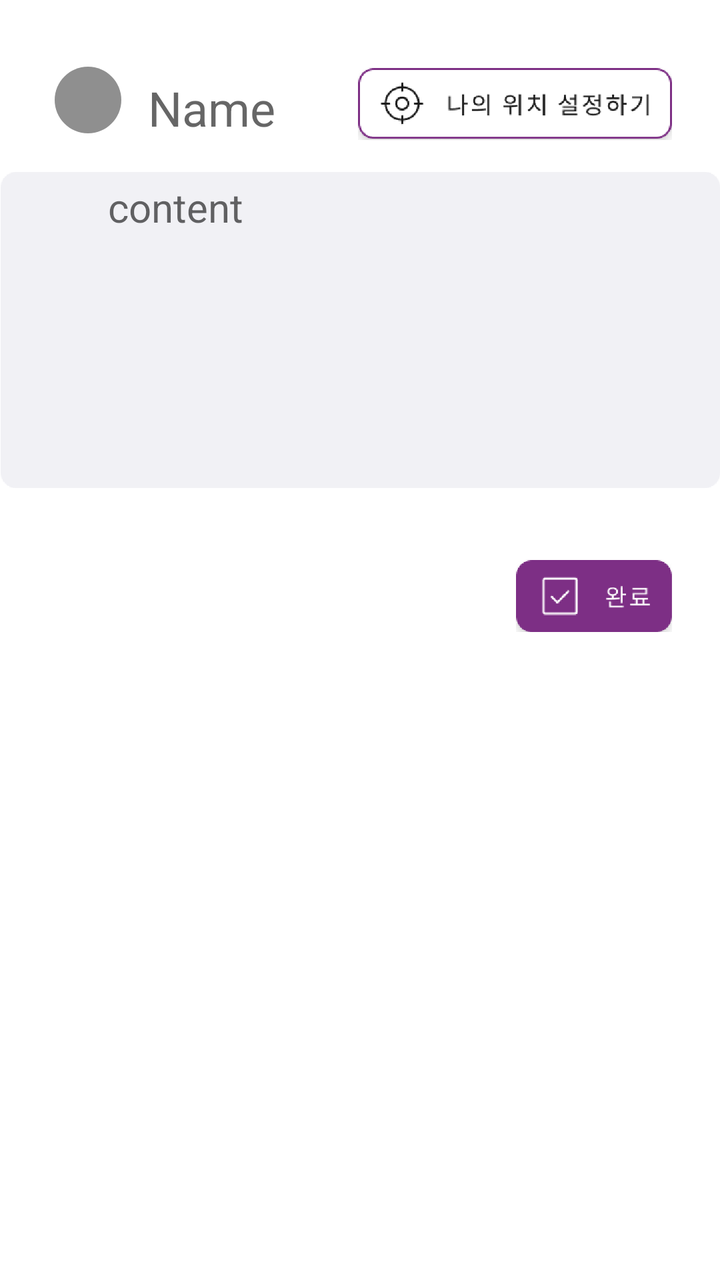
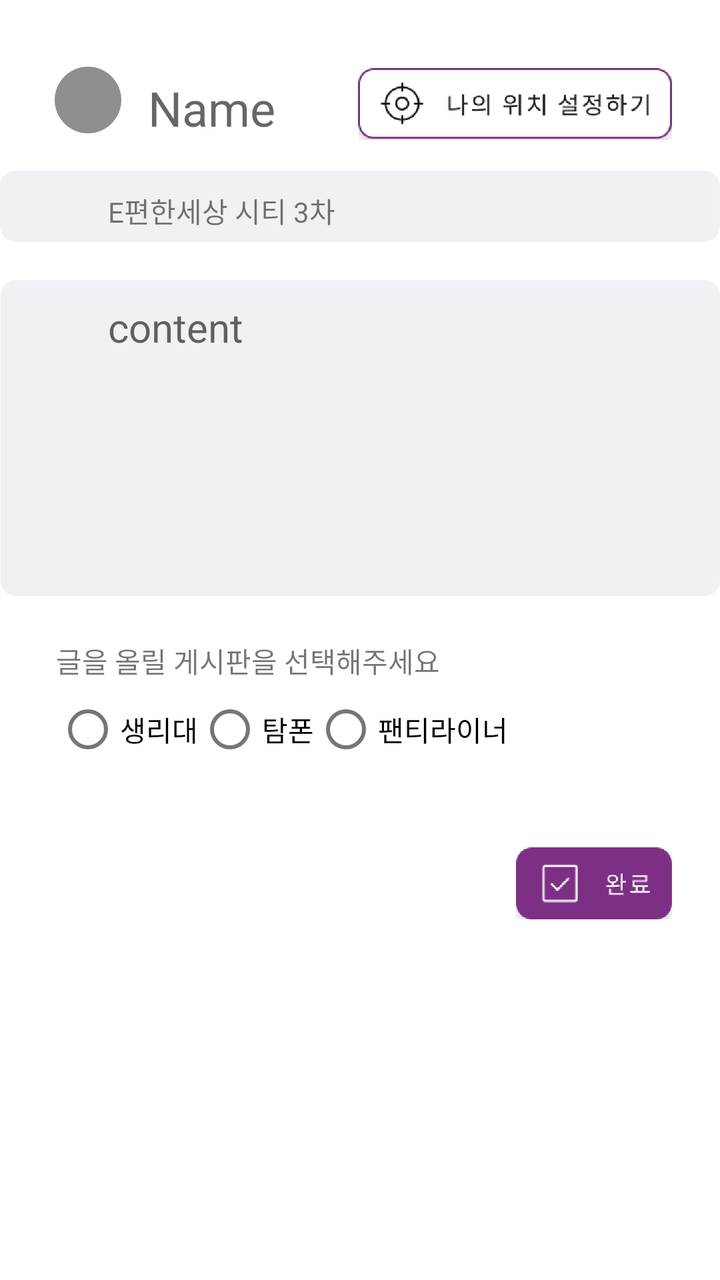

Before-and-after screenshots of an Android layout around one commit, followed by the original layout XML and the change that was made.
<!-- AndroidManifest.xml: application theme Theme.ShareDay -->
<!-- res/layout/helpme_write_activity.xml -->
<?xml version="1.0" encoding="utf-8"?>
<RelativeLayout xmlns:android="http://schemas.android.com/apk/res/android"
    xmlns:app="http://schemas.android.com/apk/res-auto"
    xmlns:tools="http://schemas.android.com/tools"
    android:orientation="vertical"
    android:layout_width="match_parent"
    android:layout_height="match_parent"
    tools:context=".board.WriteActivity">



    <ImageView
        android:id="@+id/item_profile"
        android:layout_width="40dp"
        android:layout_height="40dp"
        android:layout_marginTop="30dp"
        android:layout_marginLeft="24dp"
        android:src="@drawable/ic_person4" />
    <EditText
        android:id="@+id/write_name_text"
        android:layout_toEndOf="@id/item_profile"
        android:layout_alignBottom="@+id/item_profile"
        android:layout_width="match_parent"
        android:layout_height="wrap_content"
        android:layout_marginLeft="10dp"
        android:hint="Name"
        android:textSize="24dp"
        android:textColor="@color/black"
        android:background="@null"
        tools:ignore="HardcodedText"
        />

    <ImageButton
        android:layout_width="157dp"
        android:layout_height="36dp"
        android:background="@drawable/my_position"
        android:layout_alignBottom="@+id/item_profile"
        android:layout_marginRight="24dp"
        android:layout_alignParentRight="true"
        />


        />
    <ImageView
        android:id="@+id/write_contents_image"
        android:layout_width="wrap_content"
        android:layout_height="160dp"
        android:layout_marginTop="15dp"
        android:layout_below="@+id/item_profile"
        android:src="@drawable/content_image"/>


    <EditText
        android:id="@+id/write_contents_text"
        android:layout_below="@+id/item_profile"
        android:layout_marginTop="20dp"
        android:layout_marginLeft="54dp"
        android:layout_marginRight="54dp"
        android:layout_width="match_parent"
        android:layout_height="wrap_content"
        android:hint="content"
        android:textSize="20sp"
        android:textColor="@color/black"
        tools:ignore="HardcodedText"
        android:background="@null"
        />


    <ImageButton
        android:id="@+id/write_upload_button"
        android:layout_width="78dp"
        android:layout_height="36dp"
        android:layout_below="@+id/write_contents_image"
        android:layout_alignParentRight="true"
        android:layout_marginTop="35dp"
        android:layout_marginRight="24dp"
        android:background="@drawable/compelete_button"

        />


</RelativeLayout>
<!-- resources referenced by this layout -->
<resources>
  <color name="black">#FF000000</color>
  <!-- drawable compelete_button: png bitmap (drawable, 4580 bytes) -->
  <!-- drawable content_image: png bitmap (drawable, 19559 bytes) -->
  <!-- drawable ic_person4 (drawable) -->
  <vector android:height="40dp" android:tint="#8F8F8F"
      android:viewportHeight="24" android:viewportWidth="24"
      android:width="40dp" xmlns:android="http://schemas.android.com/apk/res/android">
      <path android:fillColor="@android:color/white" android:pathData="M12,2C6.48,2 2,6.48 2,12s4.48,10 10,10 10,-4.48 10,-10S17.52,2 12,2z"/>
  </vector>
  <!-- drawable my_position: png bitmap (drawable, 9919 bytes) -->
  <style name="Theme.ShareDay" parent="Theme.MaterialComponents.DayNight.DarkActionBar">
          
          <item name="colorPrimary">@color/purple_500</item>
          <item name="colorPrimaryVariant">@color/purple_700</item>
          <item name="colorOnPrimary">@color/white</item>
          
          <item name="colorSecondary">@color/teal_200</item>
          <item name="colorSecondaryVariant">@color/teal_700</item>
          <item name="colorOnSecondary">@color/black</item>
          
          <item name="android:statusBarColor" tools:targetApi="l">?attr/colorPrimaryVariant</item>
          
          <item name="windowNoTitle">true</item>
      </style>
  <color name="purple_500">#FF6200EE</color>
  <color name="purple_700">#FF3700B3</color>
  <color name="white">#FFFFFFFF</color>
  <color name="teal_200">#7D2F85</color>
  <color name="teal_700">#FF018786</color>
</resources>

<!-- the commit's change to res/layout/helpme_write_activity.xml (unified diff, before → after) -->
@@ -40,20 +40,36 @@
         />
 
 
-        />
+    <ImageView
+        android:id="@+id/write_mylocation_image"
+        android:layout_width="match_parent"
+        android:layout_height="36dp"
+        android:layout_below="@+id/item_profile"
+        android:layout_marginTop="15dp"
+        android:src="@drawable/mylocation_image" />
+
+    <TextView
+        android:id="@+id/item_mylocation_text"
+        android:layout_width="wrap_content"
+        android:layout_height="wrap_content"
+        android:layout_marginTop="95dp"
+        android:layout_marginLeft="54dp"
+        android:text="E편한세상 시티 3차" />
+
+
     <ImageView
         android:id="@+id/write_contents_image"
         android:layout_width="wrap_content"
         android:layout_height="160dp"
-        android:layout_marginTop="15dp"
-        android:layout_below="@+id/item_profile"
-        android:src="@drawable/content_image"/>
+        android:layout_below="@+id/write_mylocation_image"
+        android:layout_marginTop="18dp"
+        android:src="@drawable/content_image" />
 
 
     <EditText
         android:id="@+id/write_contents_text"
         android:layout_below="@+id/item_profile"
-        android:layout_marginTop="20dp"
+        android:layout_marginTop="80dp"
         android:layout_marginLeft="54dp"
         android:layout_marginRight="54dp"
         android:layout_width="match_parent"
@@ -65,12 +81,49 @@
         android:background="@null"
         />
 
+    <TextView
+        android:id="@+id/item_text"
+        android:layout_width="wrap_content"
+        android:layout_height="wrap_content"
+        android:layout_marginLeft="28dp"
+        android:layout_marginTop="320dp"
+        android:text="글을 올릴 게시판을 선택해주세요" />
+
+    <RadioGroup
+        android:id="@+id/item_radiogroup"
+        android:orientation="horizontal"
+        android:layout_below="@+id/item_text"
+        android:layout_marginLeft="28dp"
+        android:layout_width="wrap_content"
+        android:layout_height="wrap_content">
+
+        <RadioButton
+            android:id="@+id/item_pad"
+            android:layout_width="wrap_content"
+            android:layout_height="wrap_content"
+            android:text="생리대"/>
+        <RadioButton
+            android:id="@+id/item_tampon"
+            android:layout_width="wrap_content"
+            android:layout_height="wrap_content"
+            android:text="탐폰"/>
+        <RadioButton
+            android:id="@+id/item_pantyliner"
+            android:layout_width="wrap_content"
+            android:layout_height="wrap_content"
+            android:text="팬티라이너"/>
+
+
+
+    </RadioGroup>
+
+
 
     <ImageButton
         android:id="@+id/write_upload_button"
         android:layout_width="78dp"
         android:layout_height="36dp"
-        android:layout_below="@+id/write_contents_image"
+        android:layout_below="@+id/item_radiogroup"
         android:layout_alignParentRight="true"
         android:layout_marginTop="35dp"
         android:layout_marginRight="24dp"
<!-- resource entries referenced after the edit -->
@@ -10,6 +10,7 @@
       <path android:fillColor="@android:color/white" android:pathData="M12,2C6.48,2 2,6.48 2,12s4.48,10 10,10 10,-4.48 10,-10S17.52,2 12,2z"/>
   </vector>
   <!-- drawable my_position: png bitmap (drawable, 9919 bytes) -->
+  <!-- drawable mylocation_image: png bitmap (drawable-v24, 5209 bytes) -->
   <style name="Theme.ShareDay" parent="Theme.MaterialComponents.DayNight.DarkActionBar">
           
           <item name="colorPrimary">@color/purple_500</item>
